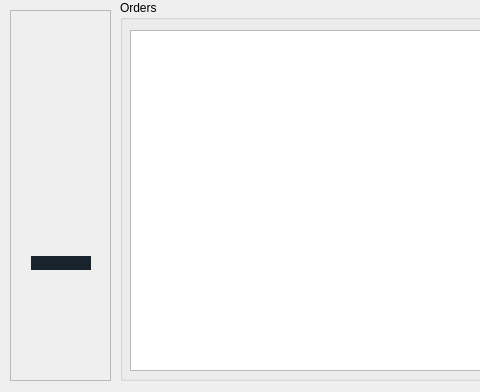
Before: the Qt Designer form mainwindow.ui in 0x000N3X4N/HomeApplianceService, drawn with Qt 5; both pictures show x 0 to 480 and y 0 to 392 of the 969 by 392 pixel window.
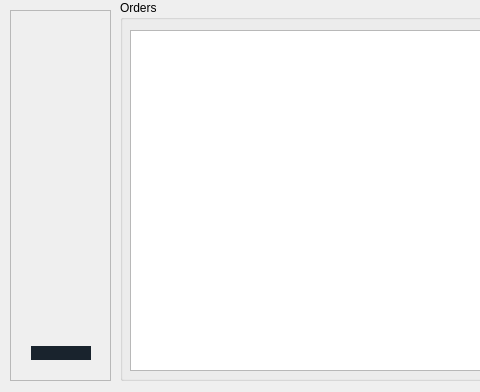
After: the same form once the commit is applied. Icons and pictures are not drawn.

The edit to the form file:
```diff
--- a/mainwindow.ui
+++ b/mainwindow.ui
@@ -10,6 +10,18 @@
     <height>392</height>
    </rect>
   </property>
+  <property name="minimumSize">
+   <size>
+    <width>969</width>
+    <height>392</height>
+   </size>
+  </property>
+  <property name="maximumSize">
+   <size>
+    <width>969</width>
+    <height>392</height>
+   </size>
+  </property>
   <property name="windowTitle">
    <string>CRM HomeApplianceService</string>
   </property>
@@ -35,7 +47,7 @@
        <x>10</x>
        <y>10</y>
        <width>82</width>
-       <height>261</height>
+       <height>351</height>
       </rect>
      </property>
      <layout class="QVBoxLayout" name="verticalLayout">
@@ -68,7 +80,7 @@
         <property name="sizeHint" stdset="0">
          <size>
           <width>20</width>
-          <height>139</height>
+          <height>130</height>
          </size>
         </property>
        </spacer>
@@ -102,7 +114,41 @@
         <property name="sizeHint" stdset="0">
          <size>
           <width>20</width>
-          <height>139</height>
+          <height>130</height>
+         </size>
+        </property>
+       </spacer>
+      </item>
+      <item>
+       <widget class="QPushButton" name="statistic_btn">
+        <property name="styleSheet">
+         <string notr="true">border-radius: 20px;
+border-width: 3px;</string>
+        </property>
+        <property name="text">
+         <string/>
+        </property>
+        <property name="icon">
+         <iconset resource="res.qrc">
+          <normaloff>:/resources/img/statistic_btn_icon.png</normaloff>:/resources/img/statistic_btn_icon.png</iconset>
+        </property>
+        <property name="iconSize">
+         <size>
+          <width>64</width>
+          <height>64</height>
+         </size>
+        </property>
+       </widget>
+      </item>
+      <item>
+       <spacer name="verticalSpacer_3">
+        <property name="orientation">
+         <enum>Qt::Vertical</enum>
+        </property>
+        <property name="sizeHint" stdset="0">
+         <size>
+          <width>20</width>
+          <height>130</height>
          </size>
         </property>
        </spacer>
```
